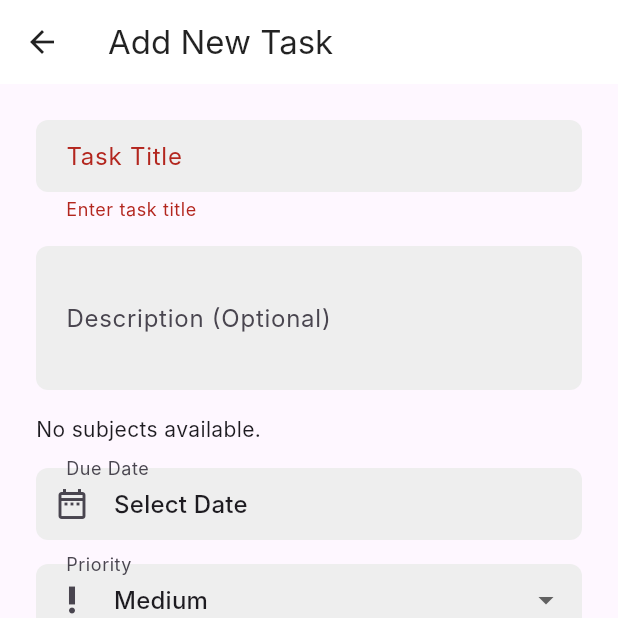
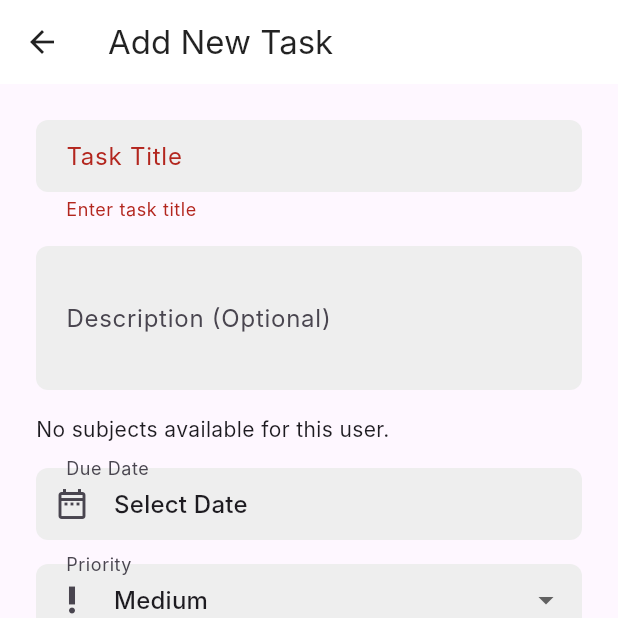
Before and after one commit to imanmysarah3108/skedule3, a Flutter app: the AddTaskPage screen opened by its route, after a tap on "Add Task", on a phone screen of 412 x 824 dp, the top half of it. Run offline on Flutter 3.47's test engine with Material 3 defaults, Android fonts, the phone set to English and light mode, and no system bars; our stand-ins replace supabase_flutter; accounts and stored records are empty; Roboto replaces fonts that are missing (Inter).

Commit message:
debug - addSubject and addTask dart

```diff
--- a/lib/add_subject.dart
+++ b/lib/add_subject.dart
@@ -1,5 +1,5 @@
 import 'package:flutter/material.dart';
-import 'package:skedule3/main.dart';
+import 'package:skedule3/main.dart'; // Ensure this has the Supabase instance and showSnackBar method
 
 class AddSubjectPage extends StatefulWidget {
   const AddSubjectPage({super.key});
@@ -37,6 +37,7 @@ class _AddSubjectPageState extends State<AddSubjectPage> {
       final response = await supabase
           .from('subject')
           .select()
+          .eq('userId', userId)
           .order('subject_title', ascending: true);
 
       setState(() {
@@ -57,11 +58,12 @@ class _AddSubjectPageState extends State<AddSubjectPage> {
     try {
       final subjectId = _subjectIdController.text.trim();
       final subjectTitle = _subjectTitleController.text.trim();
+      final userId = supabase.auth.currentUser?.id;
 
       await supabase.from('subject').insert({
         'subject_id': subjectId,
         'subject_title': subjectTitle,
-        'id': supabase.auth.currentUser?.id,
+        'userId': userId,
       });
 
       if (mounted) {
--- a/lib/add_task.dart
+++ b/lib/add_task.dart
@@ -1,6 +1,45 @@
 import 'package:flutter/material.dart';
 import 'package:intl/intl.dart';
-import 'package:skedule3/main.dart';
+import 'package:skedule3/main.dart'; // Assuming this contains your supabase client and showSnackBar
+
+// --- Hypothetical Assignment Model (You need to define this in your project) ---
+// This model should accurately reflect your 'assignment' table columns.
+class Assignment {
+  final String assignmentId; // Corresponds to assignment_id (uuid)
+  final String desc; // Corresponds to desc (text)
+  final String subjectId; // Corresponds to subject_id (text)
+  final DateTime dueDate; // Corresponds to due_date (date)
+  final String id; // Corresponds to id (uuid), likely user_profile.id
+  final String assignmentTitle; // Corresponds to assignment_title (text)
+  final bool isCompleted; // Corresponds to is_completed (bool)
+  final String priority; // Corresponds to priority (priority_level)
+
+  Assignment({
+    required this.assignmentId,
+    required this.desc,
+    required this.subjectId,
+    required this.dueDate,
+    required this.id,
+    required this.assignmentTitle,
+    required this.isCompleted,
+    required this.priority,
+  });
+
+  factory Assignment.fromJson(Map<String, dynamic> json) {
+    return Assignment(
+      assignmentId: json['assignment_id'] as String,
+      desc: json['desc'] as String,
+      subjectId: json['subject_id'] as String,
+      dueDate: DateTime.parse(json['due_date'] as String),
+      id: json['id'] as String,
+      assignmentTitle: json['assignment_title'] as String,
+      isCompleted: json['is_completed'] as bool,
+      priority: json['priority'] as String,
+    );
+  }
+}
+// --- End of Hypothetical Assignment Model ---
+
 
 class AddTaskPage extends StatefulWidget {
   final Assignment? taskToEdit;
@@ -23,7 +62,6 @@ class _AddTaskPageState extends State<AddTaskPage> {
   List<Map<String, String>> _userSubjects = [];
   bool _isLoadingSubjects = true;
 
-
   final List<String> _priorityLevels = ['high', 'medium', 'low'];
 
   @override
@@ -39,15 +77,31 @@ class _AddTaskPageState extends State<AddTaskPage> {
     _loadSubjects();
   }
 
+  @override
+  void dispose() {
+    _titleController.dispose();
+    _descriptionController.dispose();
+    super.dispose();
+  }
+
   Future<void> _loadSubjects() async {
     final userId = supabase.auth.currentUser?.id;
-    if (userId == null) return;
+    if (userId == null) {
+      if (mounted) {
+        showSnackBar(context, 'User not logged in. Cannot load subjects.', isError: true);
+        setState(() {
+          _isLoadingSubjects = false;
+        });
+      }
+      return;
+    }
 
     try {
       final response = await supabase
           .from('subject')
           .select('subject_id, subject_title')
-    .order('subject_title');
+          .eq('userId', userId) // Correctly uses 'userId' as per your schema
+          .order('subject_title'); // Ordering by title for better display
 
       setState(() {
         _userSubjects = (response as List)
@@ -58,7 +112,6 @@ setState(() {
             .toList();
         _isLoadingSubjects = false;
       });
-
     } catch (e) {
       if (mounted) {
         showSnackBar(context, 'Failed to load subjects: $e', isError: true);
@@ -90,6 +143,10 @@ setState(() {
       showSnackBar(context, 'Please select a due date.', isError: true);
       return;
     }
+    if (_selectedSubjectId == null) {
+      showSnackBar(context, 'Please select a subject.', isError: true);
+      return;
+    }
 
     setState(() => _isLoading = true);
 
@@ -106,22 +163,25 @@ setState(() {
         'desc': _descriptionController.text.trim(),
         'subject_id': _selectedSubjectId!,
         'due_date': _dueDate!.toIso8601String().split('T')[0],
-        'id': userId,
+        'id': userId, // This maps to the foreign key 'id' in the assignment table
         'priority': _selectedPriority,
         'is_completed': widget.taskToEdit?.isCompleted ?? false,
       };
 
       if (widget.taskToEdit == null) {
+        // Creating a new task
+        // Supabase will automatically generate assignment_id (UUID) if it's the primary key with a default value.
         await supabase.from('assignment').insert(taskData);
         if (mounted) {
           showSnackBar(context, 'Task added successfully!');
           Navigator.of(context).pop();
         }
       } else {
+        // Updating an existing task
         await supabase
             .from('assignment')
             .update(taskData)
-            .eq('assignment_id', widget.taskToEdit!.assignmentId);
+            .eq('assignment_id', widget.taskToEdit!.assignmentId); // Use assignment_id for update
         if (mounted) {
           showSnackBar(context, 'Task updated successfully!');
           Navigator.of(context).pop();
@@ -158,35 +218,36 @@ setState(() {
               const SizedBox(height: 16),
               TextFormField(
                 controller: _descriptionController,
-                decoration: const InputDecoration(labelText: 'Description (Optional)'),
+                decoration:
+                    const InputDecoration(labelText: 'Description (Optional)'),
                 maxLines: 3,
               ),
               const SizedBox(height: 16),
-
-              // Subject Dropdown (updated)
               _isLoadingSubjects
                   ? const Center(child: CircularProgressIndicator())
                   : _userSubjects.isEmpty
-      ? const Text('No subjects available.')
+                      ? const Text('No subjects available for this user.')
                       : DropdownButtonFormField<String>(
                           value: _selectedSubjectId,
                           decoration: const InputDecoration(
-            labelText: 'Subject ID',
+                            labelText: 'Subject',
                             prefixIcon: Icon(Icons.book_outlined),
                           ),
                           hint: const Text('Choose a subject'),
                           items: _userSubjects.map((subject) {
                             final id = subject['subject_id'] ?? '';
+                            final title = subject['subject_title'] ?? '';
                             return DropdownMenuItem<String>(
                               value: id,
-              child: Text(id), // Show only the subject ID
+                              child: Text('$id - $title'),
                             );
                           }).toList(),
-          onChanged: (value) => setState(() => _selectedSubjectId = value),
-          validator: (value) =>
-              value == null || value.isEmpty ? 'Please select a subject' : null,
+                          onChanged: (value) =>
+                              setState(() => _selectedSubjectId = value),
+                          validator: (value) => value == null || value.isEmpty
+                              ? 'Please select a subject'
+                              : null,
                         ),
-
               const SizedBox(height: 16),
               InkWell(
                 onTap: () => _selectDueDate(context),
@@ -254,6 +315,7 @@ setState(() {
 
 extension StringExtension on String {
   String capitalize() {
+    if (isEmpty) return this;
     return "${this[0].toUpperCase()}${substring(1).toLowerCase()}";
   }
 }
--- a/lib/weekschedule.dart
+++ b/lib/weekschedule.dart
@@ -38,7 +38,7 @@ class _WeekSchedulePageState extends State<WeekSchedulePage> {
           .from('class')
           .select()
           .eq('day', day)
-          .eq('id', userId) // Assuming user_id column
+          .eq('id', userId)
           .order('start_time', ascending: true)
           .then((data) => data.map((json) => Class.fromJson(json)).toList());
     });
--- a/pubspec.yaml
+++ b/pubspec.yaml
@@ -38,7 +38,7 @@ dependencies:
   supabase_flutter: ^2.9.1
   provider: ^6.1.5
   intl: ^0.20.2
-
+  uuid: ^4.0.0
 dev_dependencies:
   flutter_test:
     sdk: flutter
```
Also changed, not shown: pubspec.lock. Lines whose indentation alone changed are shown as unchanged.
